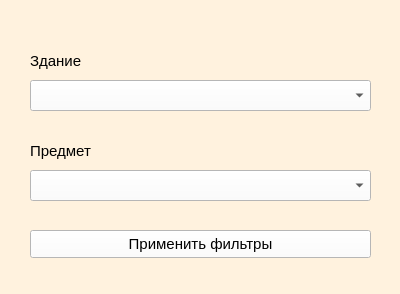
saaasssska/helper_by_school, file frontend/hand_schedule.ui: the form before one commit.
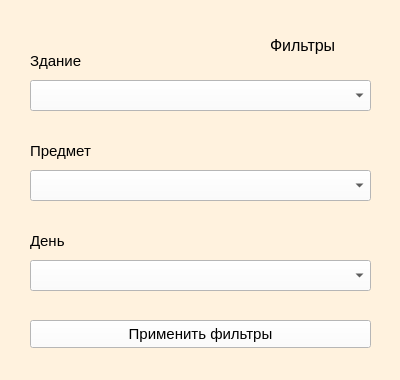
The form after the commit.

Diff of the .ui file:
```diff
--- a/frontend/hand_schedule.ui
+++ b/frontend/hand_schedule.ui
@@ -7,7 +7,7 @@
     <x>0</x>
     <y>0</y>
     <width>400</width>
-    <height>294</height>
+    <height>380</height>
    </rect>
   </property>
   <property name="font">
@@ -94,10 +94,13 @@
    </property>
   </widget>
   <widget class="QPushButton" name="push_filters">
+   <property name="enabled">
+    <bool>true</bool>
+   </property>
    <property name="geometry">
     <rect>
      <x>30</x>
-     <y>230</y>
+     <y>320</y>
      <width>341</width>
      <height>28</height>
     </rect>
@@ -114,6 +117,60 @@
     <string>Применить фильтры</string>
    </property>
   </widget>
+  <widget class="QLabel" name="label_5">
+   <property name="geometry">
+    <rect>
+     <x>30</x>
+     <y>230</y>
+     <width>81</width>
+     <height>21</height>
+    </rect>
+   </property>
+   <property name="font">
+    <font>
+     <pointsize>11</pointsize>
+    </font>
+   </property>
+   <property name="text">
+    <string>День</string>
+   </property>
+  </widget>
+  <widget class="QComboBox" name="combo_day">
+   <property name="geometry">
+    <rect>
+     <x>30</x>
+     <y>260</y>
+     <width>341</width>
+     <height>31</height>
+    </rect>
+   </property>
+   <property name="font">
+    <font>
+     <pointsize>10</pointsize>
+    </font>
+   </property>
+   <property name="styleSheet">
+    <string notr="true">background-color: rgb(255, 255, 255);</string>
+   </property>
+  </widget>
+  <widget class="QLabel" name="label">
+   <property name="geometry">
+    <rect>
+     <x>270</x>
+     <y>30</y>
+     <width>101</width>
+     <height>31</height>
+    </rect>
+   </property>
+   <property name="font">
+    <font>
+     <pointsize>12</pointsize>
+    </font>
+   </property>
+   <property name="text">
+    <string>Фильтры</string>
+   </property>
+  </widget>
  </widget>
  <resources/>
  <connections/>
```
